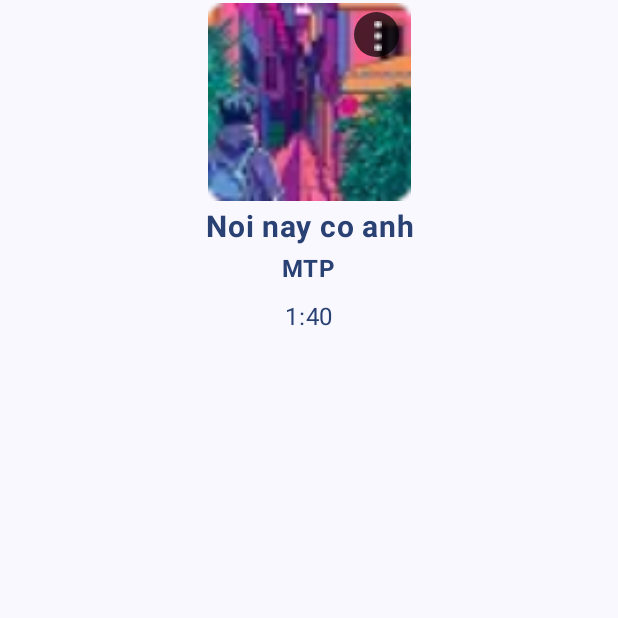
After one commit to AperoAndroidFresher/HungDM, an Android app built with Jetpack Compose: the composable ItemGrid shown on its own in the app's theme, on a phone screen of 412 x 824 dp, the top half of it. The commit adds this screen. Run offline under Robolectric (Android 15) with nearby library versions, the phone set to English and light mode, and no system bars; our stand-ins replace Navigation 3.

Commit message:
cap nhat ui

```diff
--- /dev/null
+++ b/app/src/main/java/com/example/hungdm/screen/component/ItemGrid.kt
@@ -0,0 +1,133 @@
+package com.example.hungdm.screen.component
+
+import androidx.compose.foundation.background
+import androidx.compose.foundation.layout.Box
+import androidx.compose.foundation.layout.Column
+import androidx.compose.foundation.layout.fillMaxWidth
+import androidx.compose.foundation.layout.padding
+import androidx.compose.foundation.layout.size
+import androidx.compose.foundation.layout.wrapContentSize
+import androidx.compose.foundation.shape.CircleShape
+import androidx.compose.material.icons.Icons
+import androidx.compose.material.icons.filled.Delete
+import androidx.compose.material.icons.filled.Share
+import androidx.compose.material3.Icon
+import androidx.compose.material3.IconButton
+import androidx.compose.material3.MaterialTheme.colorScheme
+import androidx.compose.material3.Text
+import androidx.compose.runtime.Composable
+import androidx.compose.ui.Alignment
+import androidx.compose.ui.Modifier
+import androidx.compose.ui.graphics.Color
+import androidx.compose.ui.graphics.vector.ImageVector
+import androidx.compose.ui.platform.LocalContext
+import androidx.compose.ui.res.painterResource
+import androidx.compose.ui.text.font.FontWeight
+import androidx.compose.ui.text.style.TextAlign
+import androidx.compose.ui.text.style.TextOverflow
+import androidx.compose.ui.unit.dp
+import androidx.compose.ui.unit.sp
+import coil.compose.AsyncImage
+import coil.request.ImageRequest
+import com.example.hungdm.R
+import com.example.hungdm.component.Dropdown
+import com.example.hungdm.model.Playlist
+import com.example.hungdm.model.Song
+
+@Composable
+fun ItemGrid(
+    modifier: Modifier = Modifier,
+    option1:String="",
+    option2:String="",
+    icon1: ImageVector = Icons.Default.Delete,
+    icon2: ImageVector = Icons.Default.Share,
+    song: Song = Song(100,"Noi nay co anh","MTP", duration = 100000L ,null),
+    playlist: Playlist? = null,
+    showOption: Boolean = false,
+    onClickShowOption: () -> Unit = {},
+    onClickOption1: () -> Unit = {},
+    onClickOption2: ()->Unit = {},
+    onDismissRequest: () -> Unit = {}
+) {
+
+    Column(
+        horizontalAlignment = Alignment.CenterHorizontally,
+        modifier = modifier.wrapContentSize()
+    ) {
+        Box() {
+            AsyncImage(
+                model = ImageRequest.Builder(LocalContext.current)
+                    .data( if(playlist!=null) R.drawable.img1 else song.albumArtUri)
+                    .crossfade(true)
+                    .error(R.drawable.img1)
+                    .size(300, 300)
+                    .build(),
+                contentDescription = null,
+                modifier = Modifier
+                    .size(135.dp)
+                    .align(Alignment.Center)
+            )
+
+            Box(
+                modifier = Modifier.align(Alignment.TopEnd)
+            ) {
+                IconButton(
+                    onClick = onClickShowOption,
+                    modifier = Modifier
+                        .padding(8.dp)
+                        .background(Color(0xB2000000), CircleShape)
+                        .size(30.dp)
+                ) {
+                    Icon(
+                        painter = painterResource(R.drawable.about),
+                        contentDescription = null,
+                        modifier = Modifier.size(20.dp),
+                        tint = Color.White
+                    )
+                }
+                Dropdown(
+                    expanded = showOption,
+                    option1 = option1,
+                    option2 = option2,
+                    icon1 = icon1,
+                    icon2 = icon2,
+                    onClickOption1 = onClickOption1,
+                    onClickOption2 = onClickOption2,
+                    onDismissRequest = onDismissRequest
+                )
+            }
+        }
+        Text(
+            modifier = Modifier
+                .padding(4.dp)
+                .fillMaxWidth(),
+            text = playlist?.title ?: song.title,
+            fontSize = 20.sp,
+            fontWeight = FontWeight.Bold,
+            color = colorScheme.primary,
+            overflow = TextOverflow.Ellipsis,
+            maxLines = 1,
+            textAlign = TextAlign.Center
+        )
+        Text(
+            text = playlist?.songNumberStr ?: song.artist,
+            fontSize = 16.sp,
+            fontWeight = FontWeight.Bold,
+            color = colorScheme.primary,
+            overflow = TextOverflow.Ellipsis,
+            maxLines = 1,
+        )
+        if(playlist==null){
+            Text(
+                text = song.time,
+                fontSize = 16.sp,
+                fontWeight = FontWeight(400),
+                color = colorScheme.primary,
+                modifier = Modifier.padding(8.dp)
+            )
+        }
+
+    }
+
+
+}
--- a/app/src/main/java/com/example/hungdm/screen/profile/component/ProfileHeader.kt
+++ b/app/src/main/java/com/example/hungdm/screen/profile/component/ProfileHeader.kt
@@ -39,7 +39,7 @@ fun ProfileHeader(
             )
         }
         Text(
-            text = "My information",
+            text = "My Information",
             fontSize = 24.sp,
             fontWeight = FontWeight.Medium,
             color = colorScheme.primary,
```
Also changed, not shown: app/src/main/java/com/example/hungdm/component/ItemLinear.kt (deleted, +0 -133 lines), app/src/main/java/com/example/hungdm/screen/component/Dropdown.kt (renamed from app/src/main/java/com/example/hungdm/component/Dropdown.kt), app/src/main/java/com/example/hungdm/screen/component/InputPassword.kt (renamed from app/src/main/java/com/example/hungdm/component/InputPassword.kt), app/src/main/java/com/example/hungdm/screen/component/InputText.kt (renamed from app/src/main/java/com/example/hungdm/component/InputText.kt), app/src/main/java/com/example/hungdm/screen/component/Logo.kt (renamed from app/src/main/java/com/example/hungdm/component/Logo.kt), app/src/main/java/com/example/hungdm/screen/component/Splash.kt (renamed from app/src/main/java/com/example/hungdm/component/Splash.kt).
